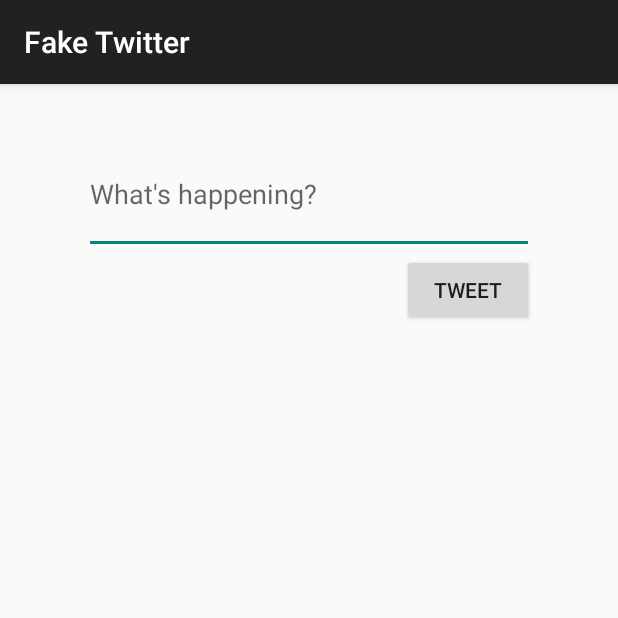
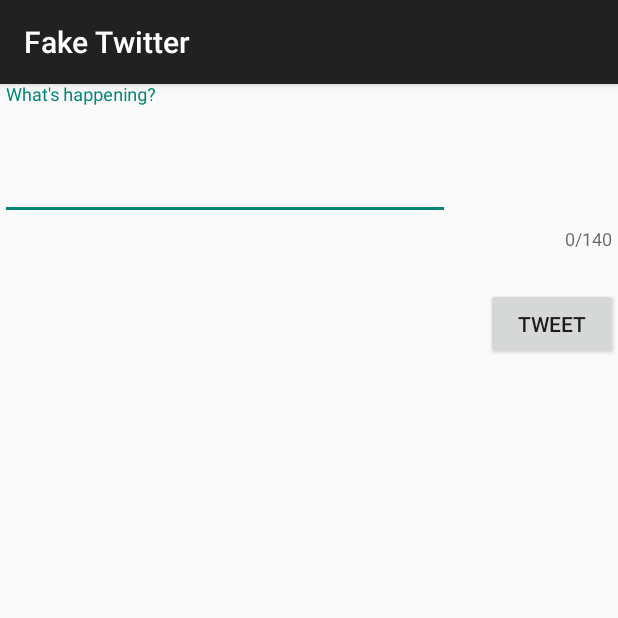
Before and after one commit to roopalkondepudi/Twitter, an Android app: the ComposeActivity screen opened directly, with no data from a screen before it, on a phone screen of 412 x 824 dp, the top half of it. Run offline under Robolectric (Android 15) with nearby library versions, the phone set to English and light mode, and no system bars; our stand-ins replace ButterKnife, Room's generated code; libraries missing offline, so code that uses them is left out: com.facebook.stetho, com.loopj.android, cz.msebera.android, org.parceler; 1 statement that could not run was skipped.

Commit message:
added character count for compose

```diff
--- a/FBUTwitterClient/app/build.gradle
+++ b/FBUTwitterClient/app/build.gradle
@@ -6,7 +6,7 @@ android {
 
     defaultConfig {
         applicationId "com.codepath.apps.restclienttemplate"
-        minSdkVersion 17
+        minSdkVersion 21
         targetSdkVersion 27
 
         // Room schemas
@@ -64,4 +64,6 @@ dependencies {
     annotationProcessor 'org.parceler:parceler:1.1.6'
     //SwipeRefreshLayout
     implementation 'com.android.support:support-v4:27.1.1'
+    //Character count
+    implementation 'com.android.support:design:27.1.1'
 }
--- a/FBUTwitterClient/app/src/main/res/layout/activity_compose.xml
+++ b/FBUTwitterClient/app/src/main/res/layout/activity_compose.xml
@@ -6,7 +6,14 @@
     android:layout_height="match_parent"
     tools:context="com.codepath.apps.restclienttemplate.ComposeActivity">
 
-        <EditText
+    <android.support.design.widget.TextInputLayout
+        android:id="@+id/textContainer"
+        android:layout_width="match_parent"
+        android:layout_height="wrap_content"
+        app:counterEnabled="true"
+        app:counterMaxLength="140">
+
+        <android.support.design.widget.TextInputEditText
             android:id="@+id/tvTweet"
             style="@style/Widget.AppCompat.EditText"
             android:layout_width="300dp"
@@ -19,13 +26,17 @@
             android:inputType="text"
             android:selectAllOnFocus="false"
             android:singleLine="false" />
+    </android.support.design.widget.TextInputLayout>
 
-        <Button
-            android:id="@+id/btnTweet"
-            android:layout_width="wrap_content"
-            android:layout_height="wrap_content"
-            android:layout_alignEnd="@+id/tvTweet"
-            android:layout_below="@+id/tvTweet"
-            android:onClick="onSubmit"
-            android:text="Tweet" />
+
+    <Button
+        android:id="@+id/btnTweet"
+        android:layout_width="wrap_content"
+        android:layout_height="wrap_content"
+        android:layout_alignParentEnd="true"
+        android:layout_alignParentTop="true"
+        android:layout_marginTop="136dp"
+        android:onClick="onSubmit"
+        android:text="Tweet"
+        tools:ignore="NotSibling" />
 </RelativeLayout>
```
